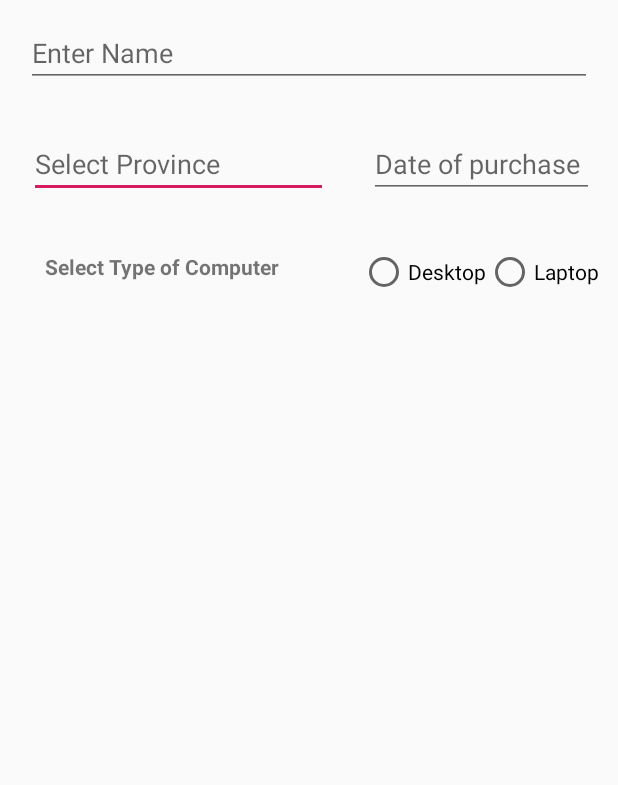
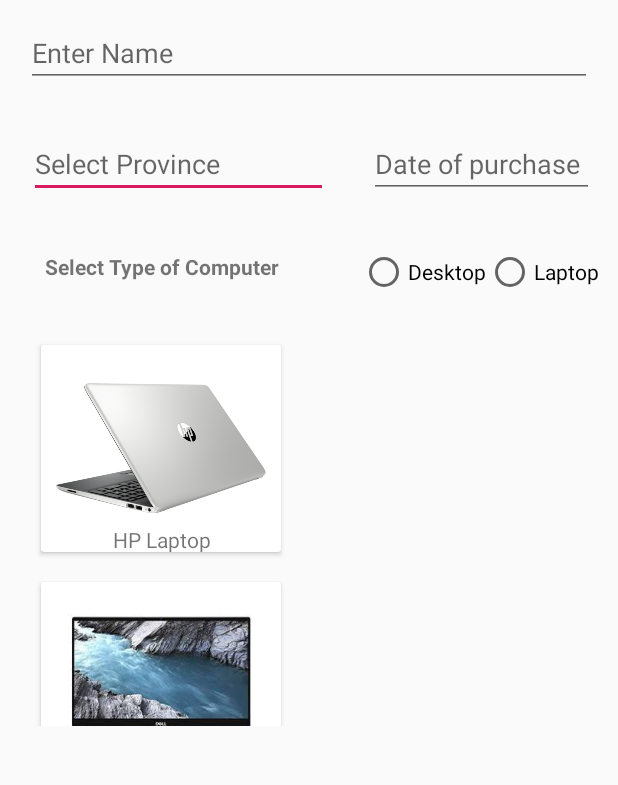
Before and after one commit to onlyrubal/TheShoppy, an Android app: the screen it shows after launch (MainActivity), on a phone screen of 412 x 824 dp, the part 158-943 px from its top. Run offline under Robolectric (Android 15) with nearby library versions, the phone set to English and light mode, and no system bars.

Commit message:
Adding the Card Views inside the scroll views

```diff
--- a/app/build.gradle
+++ b/app/build.gradle
@@ -26,4 +26,5 @@ dependencies {
     testImplementation 'junit:junit:4.12'
     androidTestImplementation 'androidx.test.ext:junit:1.1.1'
     androidTestImplementation 'androidx.test.espresso:espresso-core:3.2.0'
+    implementation 'androidx.cardview:cardview:1.0.0'
 }
--- a/app/src/main/res/layout/activity_main.xml
+++ b/app/src/main/res/layout/activity_main.xml
@@ -96,4 +96,80 @@
         app:layout_constraintStart_toStartOf="parent"
         app:layout_constraintTop_toBottomOf="@+id/provinces_list" />
 
+    <ScrollView
+        android:id="@+id/svComputerTypes"
+        android:layout_width="180dp"
+        android:layout_height="264dp"
+        android:layout_marginTop="28dp"
+        app:layout_constraintEnd_toEndOf="parent"
+        app:layout_constraintHorizontal_bias="0.075"
+        app:layout_constraintStart_toStartOf="parent"
+        app:layout_constraintTop_toBottomOf="@+id/txtTypeOfComputer">
+
+        <LinearLayout
+            android:layout_width="match_parent"
+            android:layout_height="wrap_content"
+            android:orientation="vertical">
+
+            <androidx.cardview.widget.CardView
+                android:layout_width="match_parent"
+                android:layout_height="138dp"
+                android:layout_margin="10dp">
+
+                <ImageView
+                    android:id="@+id/imageView"
+                    android:layout_width="match_parent"
+                    android:layout_height="117dp"
+                    android:layout_margin="10dp"
+                    app:srcCompat="@drawable/hplaptop" />
+
+                <TextView
+                    android:id="@+id/textView2"
+                    android:layout_width="match_parent"
+                    android:layout_height="wrap_content"
+                    android:layout_marginTop="120dp"
+                    android:text="HP Laptop"
+                    android:textAlignment="center" />
+
+            </androidx.cardview.widget.CardView>
+
+            <androidx.cardview.widget.CardView
+                android:layout_width="match_parent"
+                android:layout_height="138dp"
+                android:layout_margin="10dp">
+
+                <ImageView
+                    android:id="@+id/imageView2"
+                    android:layout_width="match_parent"
+                    android:layout_height="117dp"
+                    android:layout_margin="10dp"
+                    app:srcCompat="@drawable/delllaptop" />
+
+                <TextView
+                    android:id="@+id/textView3"
+                    android:layout_width="match_parent"
+                    android:layout_height="wrap_content"
+                    android:layout_marginTop="120dp"
+                    android:text="Dell Laptop"
+                    android:textAlignment="center" />
+            </androidx.cardview.widget.CardView>
+
+        </LinearLayout>
+    </ScrollView>
+
+    <ScrollView
+        android:id="@+id/svDesktopTypes"
+        android:layout_width="180dp"
+        android:layout_height="264dp"
+        app:layout_constraintEnd_toEndOf="parent"
+        app:layout_constraintHorizontal_bias="0.636"
+        app:layout_constraintStart_toEndOf="@+id/svComputerTypes"
+        tools:layout_editor_absoluteY="269dp">
+
+        <LinearLayout
+            android:layout_width="match_parent"
+            android:layout_height="wrap_content"
+            android:orientation="vertical" />
+    </ScrollView>
+
 </androidx.constraintlayout.widget.ConstraintLayout>
```
Also changed, not shown: app/src/main/res/drawable/delllaptop.jpeg (added), app/src/main/res/drawable/hplaptop.png (added).
